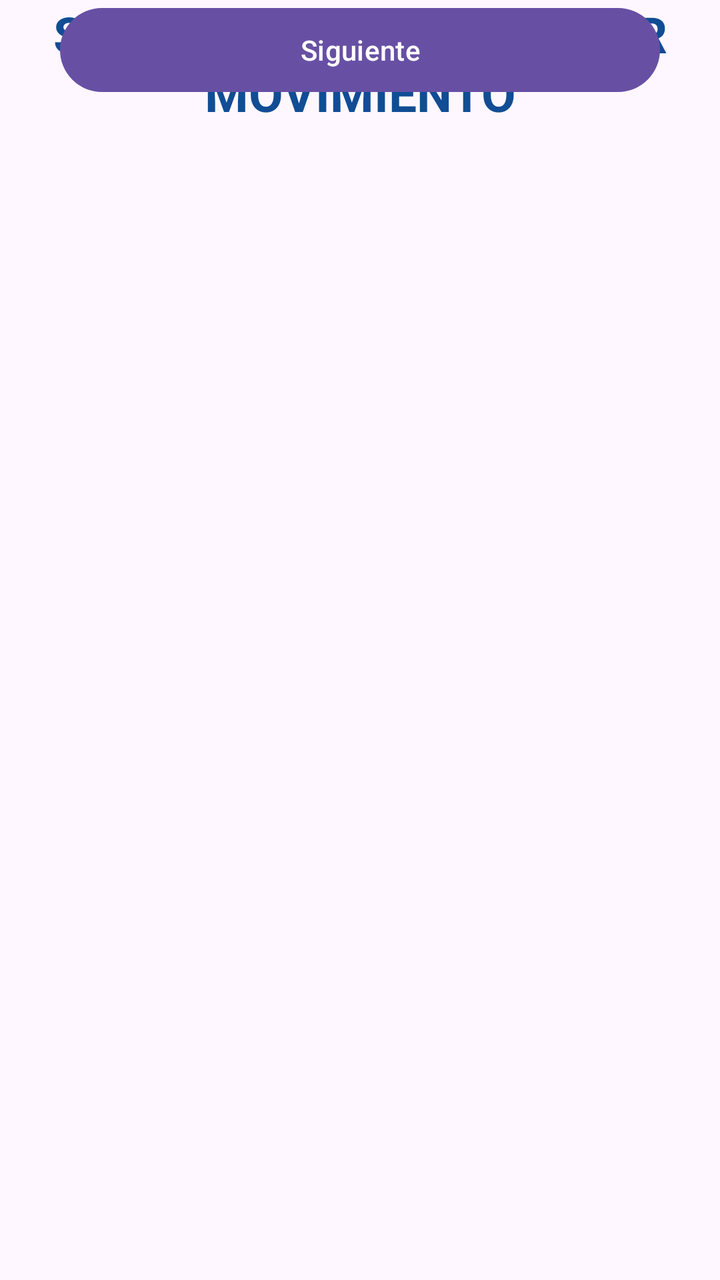
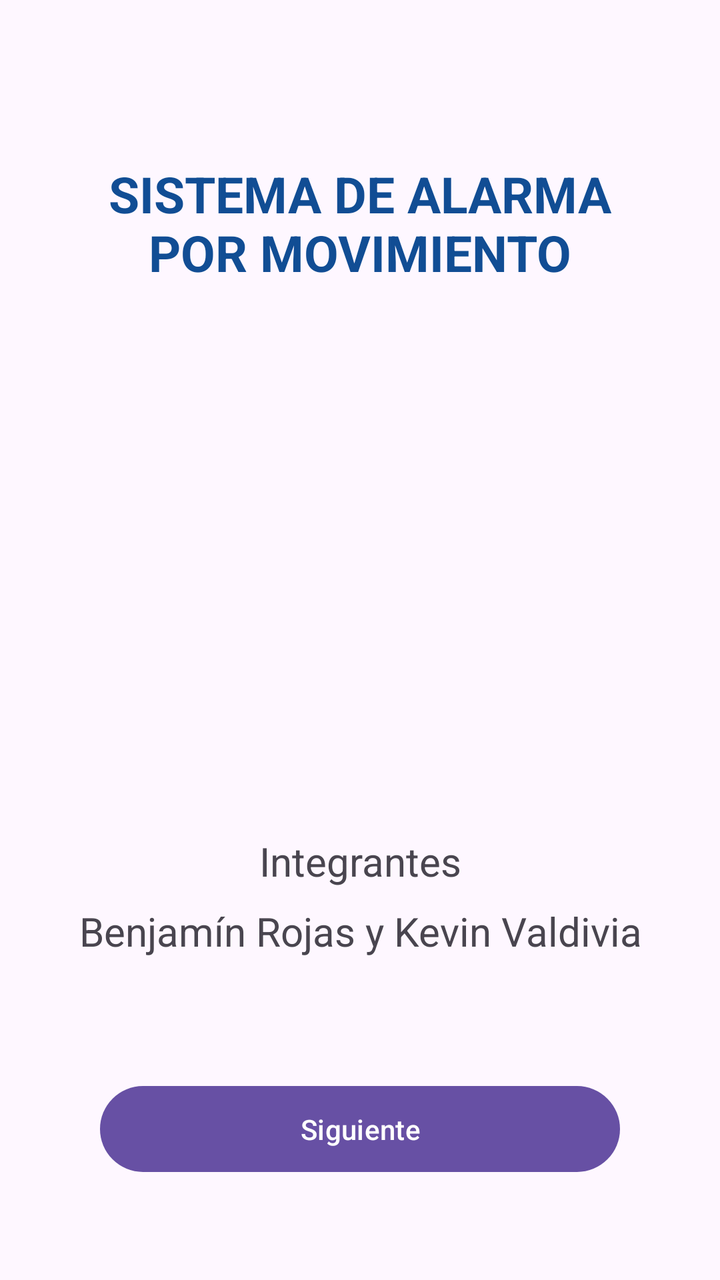

Two renders of the same Android screen: before a commit and after it. Below are the layout's source before the change and the commit's diff.
<!-- AndroidManifest.xml: application theme Theme.ProyectoIot -->
<!-- res/layout/activity_main.xml -->
<?xml version="1.0" encoding="utf-8"?>
<androidx.constraintlayout.widget.ConstraintLayout xmlns:android="http://schemas.android.com/apk/res/android"
    xmlns:app="http://schemas.android.com/apk/res-auto"
    xmlns:tools="http://schemas.android.com/tools"
    android:id="@+id/main"
    android:layout_width="match_parent"
    android:layout_height="match_parent"
    tools:context=".MainActivity">

    <TextView
        android:id="@+id/text_nombre_proyecto"
        android:layout_width="344dp"
        android:layout_height="74dp"
        android:text="SISTEMA DE ALARMA POR MOVIMIENTO"
        android:textAlignment="center"
        android:textColor="#114d94"
        android:textSize="25dp"
        android:textStyle="bold"
        app:layout_constraintEnd_toEndOf="parent"
        app:layout_constraintStart_toStartOf="parent"
        app:layout_editor_absoluteY="105dp" />

    <TextView
        android:layout_width="344dp"
        android:layout_height="0dp"
        android:text="Integrantes"
        android:textSize="20dp"
        android:textAlignment="center"
        app:layout_constraintEnd_toEndOf="parent"
        app:layout_constraintStart_toStartOf="parent"
        app:layout_editor_absoluteY="500dp" />

    <TextView
        android:layout_width="344dp"
        android:layout_height="50dp"
        android:text="Benjamín Rojas y Kevin Valdivia"
        android:textAlignment="center"
        android:textSize="20dp"
        app:layout_constraintEnd_toEndOf="parent"
        app:layout_constraintStart_toStartOf="parent"
        app:layout_editor_absoluteY="537dp" />

    <Button
        android:id="@+id/btn_avanzar"
        android:layout_width="300dp"
        android:layout_height="50dp"
        android:text="Siguiente"
        app:layout_constraintEnd_toEndOf="parent"
        app:layout_constraintStart_toStartOf="parent"
        app:layout_editor_absoluteY="650dp"
        />

</androidx.constraintlayout.widget.ConstraintLayout>
<!-- resources referenced by this layout -->
<resources>
  <style name="Theme.ProyectoIot" parent="Base.Theme.ProyectoIot" />
  <style name="Base.Theme.ProyectoIot" parent="Theme.Material3.DayNight.NoActionBar">
          
          
      </style>
</resources>

<!-- the commit's change to res/layout/activity_main.xml (unified diff, before → after) -->
@@ -7,47 +7,65 @@
     android:layout_height="match_parent"
     tools:context=".MainActivity">
 
+    
     <TextView
         android:id="@+id/text_nombre_proyecto"
-        android:layout_width="344dp"
-        android:layout_height="74dp"
+        android:layout_width="0dp"
+        android:layout_height="wrap_content"
+        android:layout_marginStart="32dp"
+        android:layout_marginTop="80dp"
+        android:layout_marginEnd="32dp"
         android:text="SISTEMA DE ALARMA POR MOVIMIENTO"
         android:textAlignment="center"
         android:textColor="#114d94"
-        android:textSize="25dp"
+        android:textSize="25sp"
         android:textStyle="bold"
         app:layout_constraintEnd_toEndOf="parent"
         app:layout_constraintStart_toStartOf="parent"
-        app:layout_editor_absoluteY="105dp" />
+        app:layout_constraintTop_toTopOf="parent" />
 
+    
     <TextView
-        android:layout_width="344dp"
-        android:layout_height="0dp"
+        android:id="@+id/text_integrantes_titulo"
+        android:layout_width="0dp"
+        android:layout_height="wrap_content"
+        android:layout_marginStart="32dp"
+        android:layout_marginEnd="32dp"
+        android:layout_marginBottom="8dp"
         android:text="Integrantes"
-        android:textSize="20dp"
         android:textAlignment="center"
+        android:textSize="20sp"
+        app:layout_constraintBottom_toTopOf="@+id/text_integrantes_nombres"
         app:layout_constraintEnd_toEndOf="parent"
-        app:layout_constraintStart_toStartOf="parent"
-        app:layout_editor_absoluteY="500dp" />
+        app:layout_constraintStart_toStartOf="parent" />
 
+    
     <TextView
-        android:layout_width="344dp"
-        android:layout_height="50dp"
+        android:id="@+id/text_integrantes_nombres"
+        android:layout_width="0dp"
+        android:layout_height="wrap_content"
+        android:layout_marginStart="32dp"
+        android:layout_marginEnd="32dp"
+        android:layout_marginBottom="60dp"
         android:text="Benjamín Rojas y Kevin Valdivia"
         android:textAlignment="center"
-        android:textSize="20dp"
+        android:textSize="20sp"
+        app:layout_constraintBottom_toTopOf="@+id/btn_siguiente"
         app:layout_constraintEnd_toEndOf="parent"
-        app:layout_constraintStart_toStartOf="parent"
-        app:layout_editor_absoluteY="537dp" />
+        app:layout_constraintStart_toStartOf="parent" />
 
+    
     <Button
-        android:id="@+id/btn_avanzar"
-        android:layout_width="300dp"
-        android:layout_height="50dp"
+        android:id="@+id/btn_siguiente"
+        android:layout_width="0dp"
+        android:layout_height="wrap_content"
+        android:layout_marginStart="50dp"
+        android:layout_marginEnd="50dp"
+        android:layout_marginBottom="50dp"
+        android:padding="12dp"
         android:text="Siguiente"
+        app:layout_constraintBottom_toBottomOf="parent"
         app:layout_constraintEnd_toEndOf="parent"
-        app:layout_constraintStart_toStartOf="parent"
-        app:layout_editor_absoluteY="650dp"
-        />
+        app:layout_constraintStart_toStartOf="parent" />
 
 </androidx.constraintlayout.widget.ConstraintLayout>
